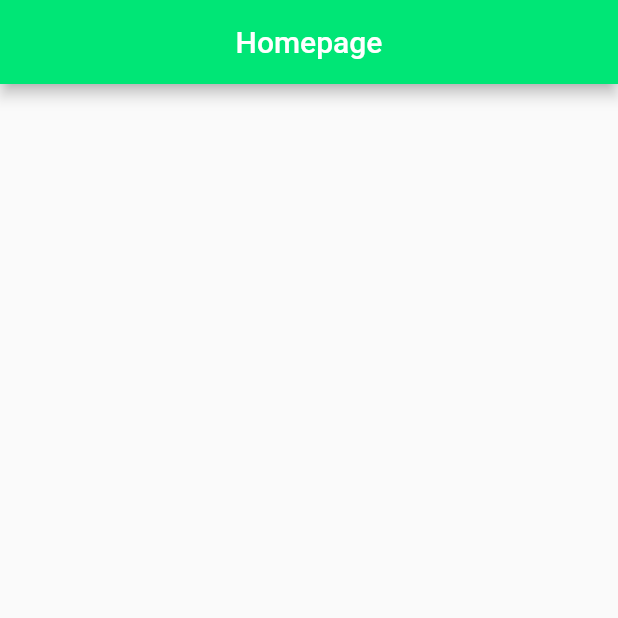
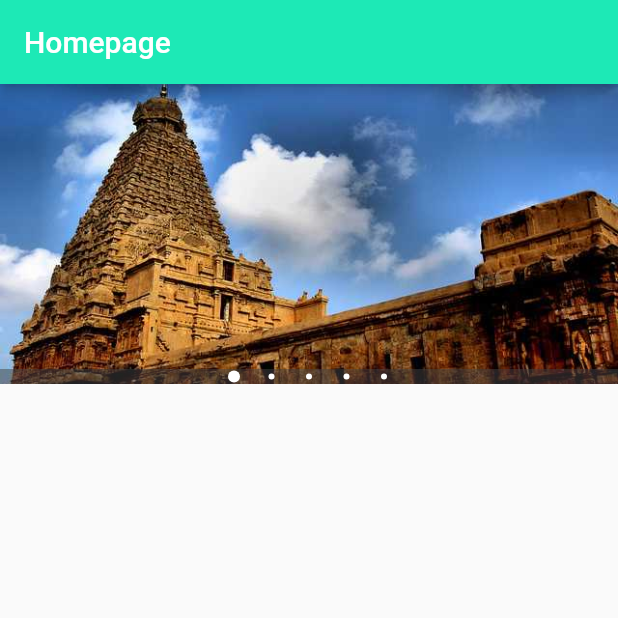
Before and after one commit to iamJana/Travelog, a Flutter app: the screen it shows after launch, on a phone screen of 412 x 824 dp, the top half of it. Run offline on Flutter 3.47's test engine with Material 2 defaults, Android fonts, the phone set to English and light mode, and no system bars; drawn by our look-alikes of carousel_pro.

Commit message:
Slide View

```diff
--- a/lib/main.dart
+++ b/lib/main.dart
@@ -1,17 +1,10 @@
 import 'package:flutter/material.dart';
+import 'slide/slideimg.dart';
 
 void main() {
-  runApp(MaterialApp(home: MyApp()));
+  runApp(
+    MaterialApp(
+      home:Slide() ,
+    ),
+  );
 }
-
-class MyApp extends StatelessWidget {
-  @override
-  Widget build(BuildContext context) {
-    return Scaffold(
-      appBar: AppBar(
-        title: Center(child: Text("Homepage")),
-        backgroundColor: Colors.greenAccent[400],
-      ),
-    );
-  }
-}
--- /dev/null
+++ b/lib/slide/slideimg.dart
@@ -0,0 +1,42 @@
+import 'package:flutter/material.dart';
+import 'package:carousel_pro/carousel_pro.dart';
+
+class Slide extends StatefulWidget {
+  @override
+  _SlideState createState() => _SlideState();
+}
+
+class _SlideState extends State<Slide> {
+  @override
+  Widget build(BuildContext context) {
+    // ignore: non_constant_identifier_names
+    Widget image_slider_carousel = Container(
+      height: 200.0,
+      child: Carousel(
+        boxFit: BoxFit.cover,
+        images: [
+          AssetImage('images/slider/1.jpg'),
+          AssetImage('images/slider/2.jpg'),
+          AssetImage('images/slider/3.jpg'),
+          AssetImage('images/slider/4.jpg'),
+          AssetImage('images/slider/5.jpg')
+        ],
+        autoplay: true,
+        indicatorBgPadding: 1.0,
+        dotSize: 4.0,
+      ),
+    );
+    return Scaffold(
+      appBar: AppBar(
+        title: Text(
+          'Homepage',
+          textAlign: TextAlign.center,
+        ),
+        backgroundColor: Colors.tealAccent[400],
+      ),
+      body: ListView(
+        children: [image_slider_carousel],
+      ),
+    );
+  }
+}
--- a/pubspec.yaml
+++ b/pubspec.yaml
@@ -14,6 +14,7 @@ dependencies:
 
 
   cupertino_icons: ^0.1.3
+  carousel_pro: ^1.0.0
 
 dev_dependencies:
   flutter_test:
@@ -23,7 +24,5 @@ flutter:
 
 
   uses-material-design: true
-
-
   assets:
-    - images/
+    - images/slider/
```
Also changed, not shown: images/dkoodi.jpg (renamed from images/tipmof dhanushkoodi.jpg), images/slider/1.jpg (added), images/slider/2.jpg (added), images/slider/3.jpg (added), images/slider/4.jpg (added), images/slider/5.jpg (added), pubspec.lock, 1 other file.
